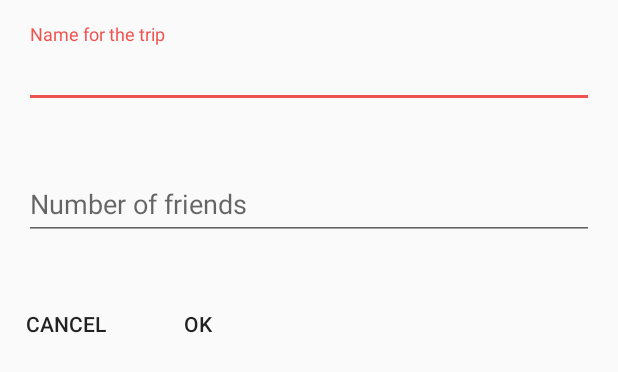
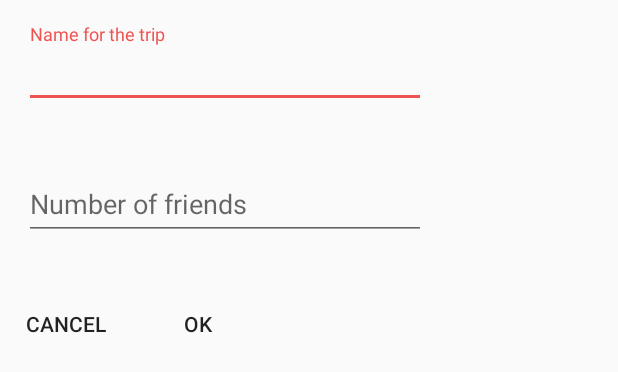
Before and after one commit to LoneRangers/pocketbaniya, an Android app: the layout trip_add.xml on its own in the app's theme, with its tools: preview values and no code run, on a phone screen of 412 x 824 dp. Shown: the top 372 px of the screen. Run offline under Robolectric (Android 15) with nearby library versions, the light colour scheme and no system bars.

Commit message:
Converted add project into a dialog. Optimized the cancel button functionality

```diff
--- a/app/src/main/AndroidManifest.xml
+++ b/app/src/main/AndroidManifest.xml
@@ -28,7 +28,8 @@
 
         <activity
             android:name=".AddTrip"
-            android:label="@string/app_name" >
+            android:label="@string/app_name"
+            android:theme="@style/Base.V7.Theme.AppCompat.Light.Dialog">
         </activity>
     </application>
 
--- a/app/src/main/res/layout/trip_add.xml
+++ b/app/src/main/res/layout/trip_add.xml
@@ -1,6 +1,6 @@
 <?xml version="1.0" encoding="utf-8"?>
 <LinearLayout xmlns:android="http://schemas.android.com/apk/res/android"
-    android:orientation="vertical" android:layout_width="match_parent"
+    android:orientation="vertical" android:layout_width="300dp"
     android:layout_height="match_parent">
 
     <android.support.design.widget.TextInputLayout
@@ -33,6 +33,16 @@
     </android.support.design.widget.TextInputLayout>
 
     <LinearLayout
+        android:id="@+id/txtBoxContainer"
+        android:layout_height="wrap_content"
+        android:layout_width="match_parent"
+        android:orientation="vertical">
+
+
+
+    </LinearLayout>
+
+    <LinearLayout
         android:layout_height="wrap_content"
         android:layout_width="match_parent">
 
```
Also changed, not shown: app/src/main/java/com/pocketbaniya/sujeet/tripcalculator/AddTrip.java (+23 -2 lines).
